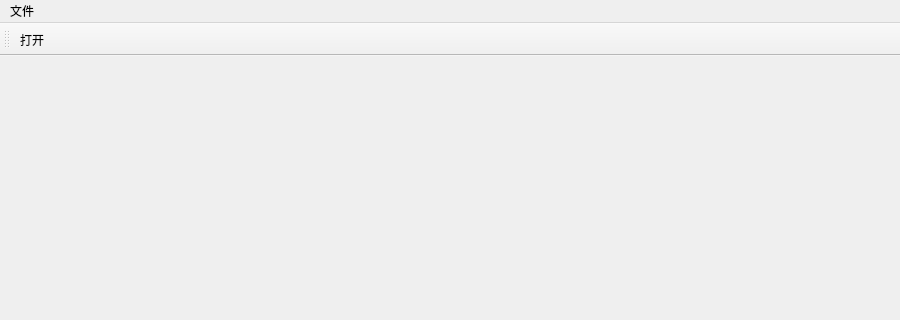
This is window.ui in UNIDY2002/Snake as Qt 5 draws it before an edit; both pictures show x 0 to 900 and y 0 to 320 of the 900 by 900 pixel window. The edited form follows.
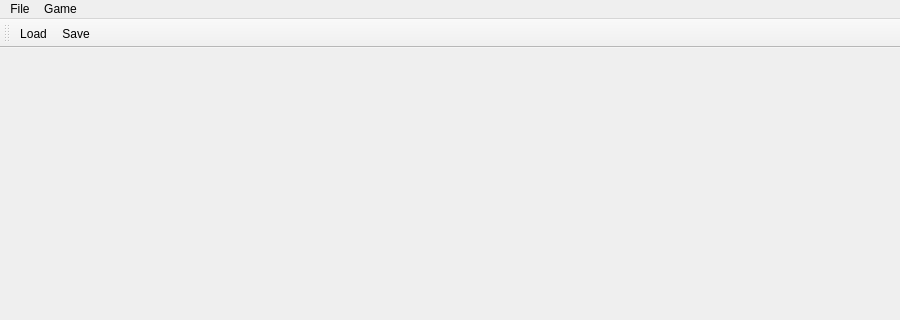
This is the edited form.

Commit message: Save & load actions.

What changed in the file:
```diff
--- a/window.ui
+++ b/window.ui
@@ -19,16 +19,24 @@
      <x>0</x>
      <y>0</y>
      <width>900</width>
-     <height>22</height>
+     <height>18</height>
     </rect>
    </property>
-   <widget class="QMenu" name="menu">
+   <widget class="QMenu" name="menuFile">
     <property name="title">
-     <string>文件</string>
+     <string>File</string>
     </property>
-    <addaction name="action"/>
+    <addaction name="open"/>
+    <addaction name="save"/>
    </widget>
-   <addaction name="menu"/>
+   <widget class="QMenu" name="menuGame">
+    <property name="title">
+     <string>Game</string>
+    </property>
+    <addaction name="start"/>
+   </widget>
+   <addaction name="menuFile"/>
+   <addaction name="menuGame"/>
   </widget>
   <widget class="QStatusBar" name="statusbar"/>
   <widget class="QToolBar" name="toolBar">
@@ -41,16 +49,28 @@
    <attribute name="toolBarBreak">
     <bool>false</bool>
    </attribute>
-   <addaction name="action_2"/>
+   <addaction name="open"/>
+   <addaction name="save"/>
   </widget>
-  <action name="action">
+  <action name="open">
    <property name="text">
-    <string>打开</string>
+    <string>Load</string>
    </property>
+   <property name="shortcut">
+    <string>Ctrl+O</string>
+   </property>
   </action>
-  <action name="action_2">
+  <action name="start">
    <property name="text">
-    <string>打开</string>
+    <string>Start</string>
+   </property>
+  </action>
+  <action name="save">
+   <property name="text">
+    <string>Save</string>
+   </property>
+   <property name="shortcut">
+    <string>Ctrl+S</string>
    </property>
   </action>
  </widget>
```
The commit also changes 4 other files.
